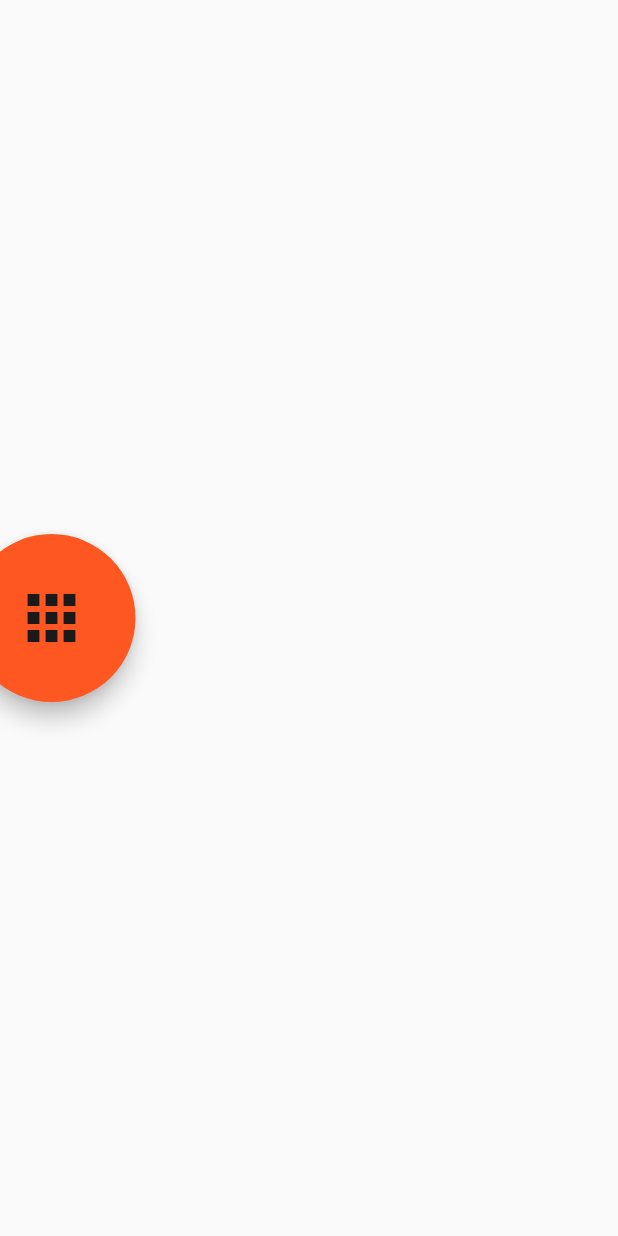
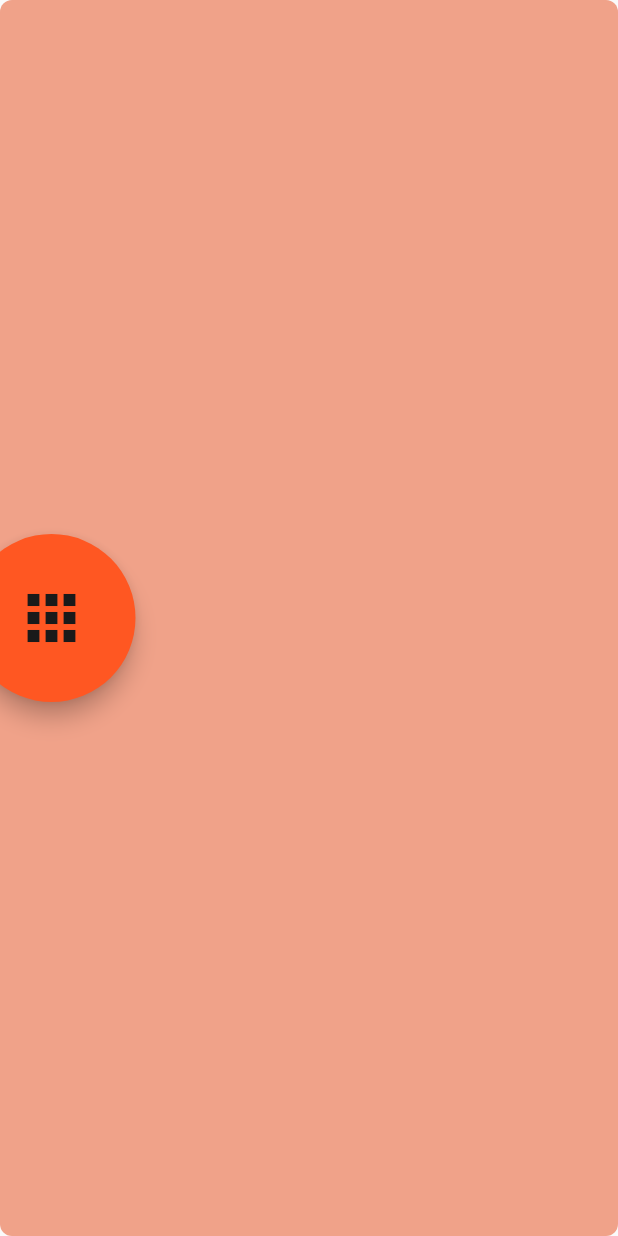
Before and after one commit to haydenjeanson/personal_site_flutter, a Flutter app: the Projects screen opened by its route, on a phone screen of 412 x 824 dp. Run offline on Flutter 3.47's test engine with Material 2 defaults, Android fonts, the phone set to English and light mode, and no system bars; missing offline and left inert: responsive_image.

Commit message:
made height/width of nameplate constant and implemented an animated box

```diff
--- /dev/null
+++ b/lib/components/animated_box.dart
@@ -0,0 +1,98 @@
+import 'package:flutter/material.dart';
+import 'package:personal_site_flutter/components/background_box.dart';
+import 'package:personal_site_flutter/contants.dart';
+
+class AnimatedBox extends StatefulWidget {
+  Color colour;
+  final double opacity;
+  final Widget child;
+
+  AnimatedBox({this.colour, this.opacity = kDefaultBoxOpacity, this.child}) {
+    if (colour == null) {
+      colour = kMainColourScheme.background;
+    }
+  }
+
+  @override
+  _AnimatedBoxState createState() => _AnimatedBoxState(
+      colour: this.colour, opacity: this.opacity, child: this.child);
+}
+
+class _AnimatedBoxState extends State<AnimatedBox>
+    with SingleTickerProviderStateMixin {
+  AnimationController controller;
+  final Color colour;
+  final double opacity;
+  final Widget child;
+
+  _AnimatedBoxState({this.colour, this.opacity, this.child});
+
+  @override
+  void initState() {
+    super.initState();
+    this.controller =
+        AnimationController(vsync: this, duration: Duration(milliseconds: 700));
+    this.controller.forward(from: 0.0);
+  }
+
+  @override
+  Widget build(BuildContext context) {
+    return Container(
+      child: BoxAnimation(
+        controller: this.controller,
+        colour: this.colour,
+        opacity: this.opacity,
+        child: this.child,
+      ),
+    );
+  }
+
+  @override
+  void dispose() {
+    this.controller.dispose();
+    super.dispose();
+  }
+}
+
+class BoxAnimation extends StatelessWidget {
+  final AnimationController controller;
+  final Animation<double> xScale;
+
+  final Color colour;
+  final double opacity;
+  final Widget child;
+
+  static const double scaleMax = 1.0;
+
+  BoxAnimation(
+      {Key key,
+      this.controller,
+      this.colour,
+      this.opacity = kDefaultBoxOpacity,
+      this.child})
+      : xScale = Tween<double>(
+          begin: 0.0,
+          end: scaleMax,
+        ).animate(
+          CurvedAnimation(
+            parent: controller,
+            curve: Curves.fastOutSlowIn,
+          ),
+        ),
+        super(key: key);
+
+  build(context) {
+    return AnimatedBuilder(
+      animation: controller,
+      builder: (context, builder) {
+        return Transform.scale(
+            scale: xScale.value,
+            child: BackgroundBox(
+              colour: this.colour,
+              opacity: this.opacity,
+              child: this.child,
+            ));
+      },
+    );
+  }
+}
--- a/lib/contants.dart
+++ b/lib/contants.dart
@@ -28,3 +28,6 @@ const ColorScheme kMainColourScheme = ColorScheme(
 );
 
 const double kDefaultBoxOpacity = 0.5;
+
+const double kHeaderHeightMultiplier = 1 / 6;
+const double kHeaderWidthMultiplier = 3 / 8;
--- a/lib/screens/about_me.dart
+++ b/lib/screens/about_me.dart
@@ -1,8 +1,10 @@
 import "package:flutter/material.dart";
+import 'package:personal_site_flutter/components/animated_box.dart';
 import 'package:personal_site_flutter/components/background.dart';
+import 'package:personal_site_flutter/components/background_box.dart';
 import 'package:personal_site_flutter/components/name_container.dart';
 import 'package:personal_site_flutter/components/radial_menu.dart';
-import 'package:responsive_image/responsive_image.dart';
+import 'package:personal_site_flutter/contants.dart';
 
 class AboutMe extends StatefulWidget {
   static const String kID = "about_me";
@@ -12,8 +14,7 @@ class AboutMe extends StatefulWidget {
 }
 
 class _AboutMeState extends State<AboutMe> {
-  final double kHeaderHeightMultiplier = 1 / 6;
-  final double kHeaderWidthMultiplier = 3 / 8;
+  final double opacity = 0.75;
 
   @override
   Widget build(BuildContext context) {
@@ -37,8 +38,20 @@ class _AboutMeState extends State<AboutMe> {
             top: 0,
             child: NameContainer(
               text: 'Hayden Jeanson',
-              opacity: 0.75,
+              opacity: this.opacity,
             ),
+          ),
+          Positioned(
+            top: MediaQuery.of(context).size.height * kHeaderHeightMultiplier,
+            height: MediaQuery.of(context).size.height -
+                (MediaQuery.of(context).size.height * kHeaderHeightMultiplier),
+            width: MediaQuery.of(context).size.width,
+            child: Padding(
+                padding: const EdgeInsets.all(8.0),
+                child: AnimatedBox(
+                  colour: Theme.of(context).colorScheme.secondaryVariant,
+                  opacity: this.opacity,
+                )),
           ),
           Positioned(
             left: -(MediaQuery.of(context).size.width / 3),
--- a/lib/screens/projects.dart
+++ b/lib/screens/projects.dart
@@ -1,4 +1,5 @@
 import 'package:flutter/material.dart';
+import 'package:personal_site_flutter/components/animated_box.dart';
 import 'package:personal_site_flutter/components/radial_menu.dart';
 
 class Projects extends StatefulWidget {
@@ -13,6 +14,7 @@ class _ProjectsState extends State<Projects> {
   Widget build(BuildContext context) {
     return Scaffold(
       body: Stack(children: [
+        AnimatedBox(),
         Positioned(
           left: -(MediaQuery.of(context).size.width / 3),
           child: RadialMenu(),
```
